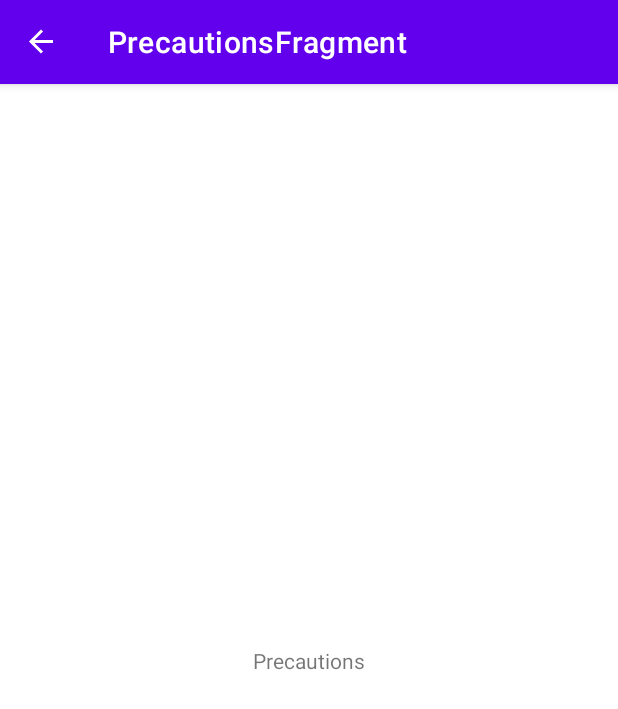
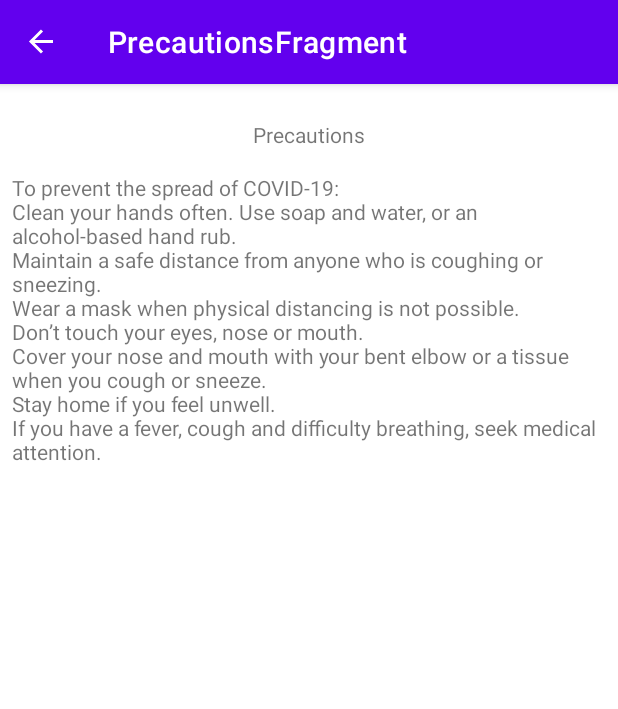
Before and after one commit to riyawairagade/HealthTracker, an Android app: the PrecautionsFragment screen opened through its navigation route, on a phone screen of 412 x 824 dp. Shown: the top 709 px of the screen. Run offline under Robolectric (Android 15) with nearby library versions, the phone set to English and light mode, and no system bars; our stand-ins replace Firebase (no records; nobody signed in at launch, a user with empty details on screens opened directly), navigation-ui.

```diff
--- a/app/build.gradle
+++ b/app/build.gradle
@@ -43,6 +43,7 @@ dependencies {
     implementation 'com.google.android.material:material:1.2.1'
     implementation 'androidx.constraintlayout:constraintlayout:2.0.4'
     implementation platform('com.google.firebase:firebase-bom:26.4.0')
+    implementation 'com.google.firebase:firebase-firestore-ktx'
     implementation 'com.google.firebase:firebase-auth-ktx'
     implementation 'com.google.android.gms:play-services-auth:19.0.0'
     implementation 'androidx.legacy:legacy-support-v4:1.0.0'
--- /dev/null
+++ b/app/src/main/java/com/example/healthtracker/HealthAdapter.kt
@@ -0,0 +1,6 @@
+package com.example.healthtracker
+
+import android.view.LayoutInflater
+import android.view.ViewGroup
+import androidx.recyclerview.widget.RecyclerView
+import com.example.healthtracker.databinding.ItemRowHealthBinding
--- a/app/src/main/java/com/example/healthtracker/SignInFragment.kt
+++ b/app/src/main/java/com/example/healthtracker/SignInFragment.kt
@@ -69,7 +69,6 @@ class SignInFragment : Fragment() {
     private fun handleSignInResult(completedTask: Task<GoogleSignInAccount>) {
         if (completedTask.isSuccessful) {
             val account = completedTask.getResult(ApiException::class.java)!!
-            Toast.makeText(activity,"firebaseAuthWithGoogle:" + account.id,Toast.LENGTH_LONG).show();
             firebaseAuthWithGoogle(account.idToken!!)
         } else {
             Toast.makeText(activity,"Google sign in failed. Please try again later",Toast.LENGTH_LONG).show();
--- a/app/src/main/res/layout/fragment_precautions.xml
+++ b/app/src/main/res/layout/fragment_precautions.xml
@@ -6,12 +6,27 @@
     android:layout_height="match_parent">
 
     <TextView
-        android:id="@+id/textView"
+        android:id="@+id/precautions"
         android:layout_width="wrap_content"
         android:layout_height="wrap_content"
+        android:layout_marginStart="16dp"
+        android:layout_marginTop="24dp"
+        android:layout_marginEnd="16dp"
         android:text="Precautions"
-        app:layout_constraintBottom_toBottomOf="parent"
         app:layout_constraintEnd_toEndOf="parent"
         app:layout_constraintStart_toStartOf="parent"
         app:layout_constraintTop_toTopOf="parent" />
+
+    <TextView
+        android:id="@+id/precautionsText"
+        android:layout_width="wrap_content"
+        android:layout_height="wrap_content"
+        android:layout_marginStart="8dp"
+        android:layout_marginTop="8dp"
+        android:layout_marginEnd="8dp"
+        android:padding="8dp"
+        android:text="@string/precautions"
+        app:layout_constraintEnd_toEndOf="parent"
+        app:layout_constraintStart_toStartOf="parent"
+        app:layout_constraintTop_toBottomOf="@+id/precautions" />
 </androidx.constraintlayout.widget.ConstraintLayout>
--- a/app/src/main/res/layout/fragment_signin.xml
+++ b/app/src/main/res/layout/fragment_signin.xml
@@ -16,8 +16,8 @@
 
         <com.google.android.gms.common.SignInButton
             android:id="@+id/signInButton"
-            android:layout_width="107dp"
-            android:layout_height="40dp"
+            android:layout_width="wrap_content"
+            android:layout_height="wrap_content"
             android:layout_centerInParent="true"
             android:layout_marginStart="16dp"
             android:layout_marginTop="16dp"
--- a/app/src/main/res/navigation/navigation.xml
+++ b/app/src/main/res/navigation/navigation.xml
@@ -21,22 +21,31 @@
             android:id="@+id/action_healthFragment_to_addItemFragment"
             app:destination="@id/addItemFragment" />
         <action
-            android:id="@+id/action_healthFragment_to_precautionsFragment"
-            app:destination="@id/precautionsFragment" />
-        <action
             android:id="@+id/action_healthFragment_to_weeklyReportFragment"
             app:destination="@id/weeklyReportFragment" />
     </fragment>
     <fragment
         android:id="@+id/addItemFragment"
         android:name="com.example.healthtracker.AddItemFragment"
-        android:label="AddItemFragment" />
+        android:label="AddItemFragment" >
+        <action
+            android:id="@+id/action_addItemFragment_to_healthFragment"
+            app:destination="@id/healthFragment" />
+    </fragment>
     <fragment
         android:id="@+id/precautionsFragment"
         android:name="com.example.healthtracker.PrecautionsFragment"
-        android:label="PrecautionsFragment" />
+        android:label="PrecautionsFragment" >
+        <action
+            android:id="@+id/action_precautionsFragment_to_healthFragment"
+            app:destination="@id/healthFragment" />
+    </fragment>
     <fragment
         android:id="@+id/weeklyReportFragment"
         android:name="com.example.healthtracker.WeeklyReportFragment"
-        android:label="WeeklyReportFragment" />
+        android:label="WeeklyReportFragment" >
+        <action
+            android:id="@+id/action_weeklyReportFragment_to_healthFragment"
+            app:destination="@id/healthFragment" />
+    </fragment>
 </navigation>
--- a/app/src/main/res/values/strings.xml
+++ b/app/src/main/res/values/strings.xml
@@ -8,4 +8,14 @@
     values-round/strings.xml for round devices.
     -->
     <string name="hello_world">Hello Square World!</string>
+    <string name="precautions">
+        To prevent the spread of COVID-19:
+        \nClean your hands often. Use soap and water, or an alcohol-based hand rub.
+        \nMaintain a safe distance from anyone who is coughing or sneezing.
+        \nWear a mask when physical distancing is not possible.
+        \nDon’t touch your eyes, nose or mouth.
+        \nCover your nose and mouth with your bent elbow or a tissue when you cough or sneeze.
+        \nStay home if you feel unwell.
+        \nIf you have a fever, cough and difficulty breathing, seek medical attention.
+    </string>
 </resources>
```
Also changed, not shown: app/src/main/java/com/example/healthtracker/AddItemFragment.kt (+36 -4 lines), app/src/main/java/com/example/healthtracker/HealthFragment.kt (+25 -4 lines), app/src/main/res/layout/fragment_add_item.xml (+6 -18 lines), app/src/main/res/layout/item_row_health.xml (+41 -6 lines), app/src/main/res/menu/overflow_menu.xml (added, +10 -0 lines).
